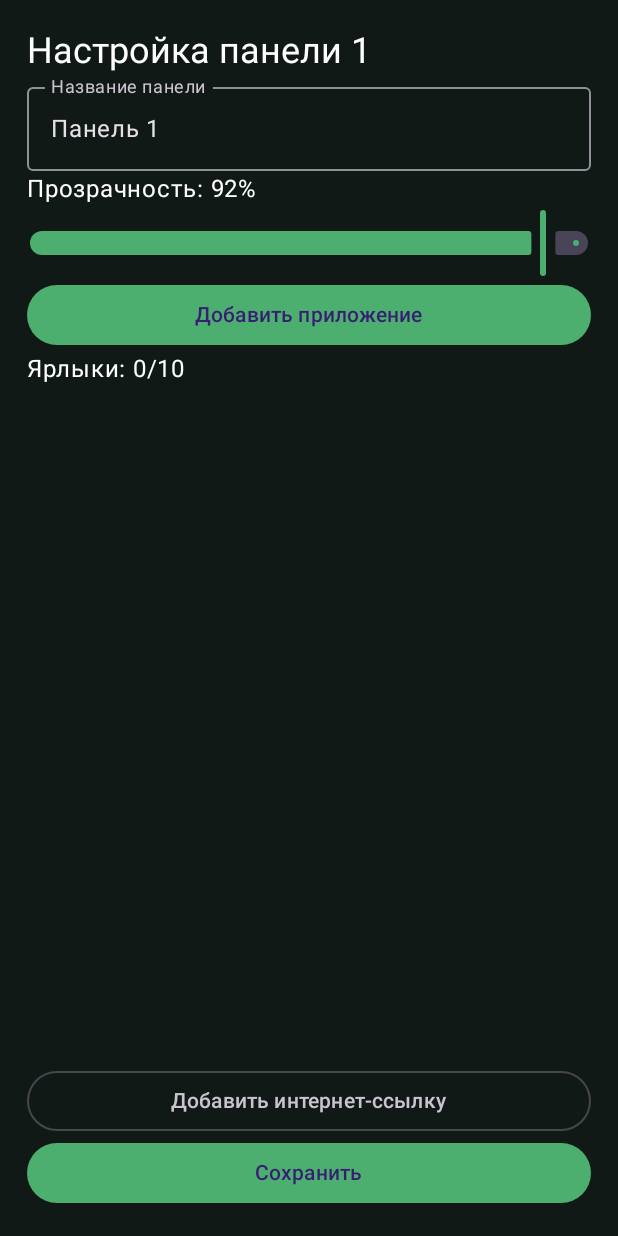
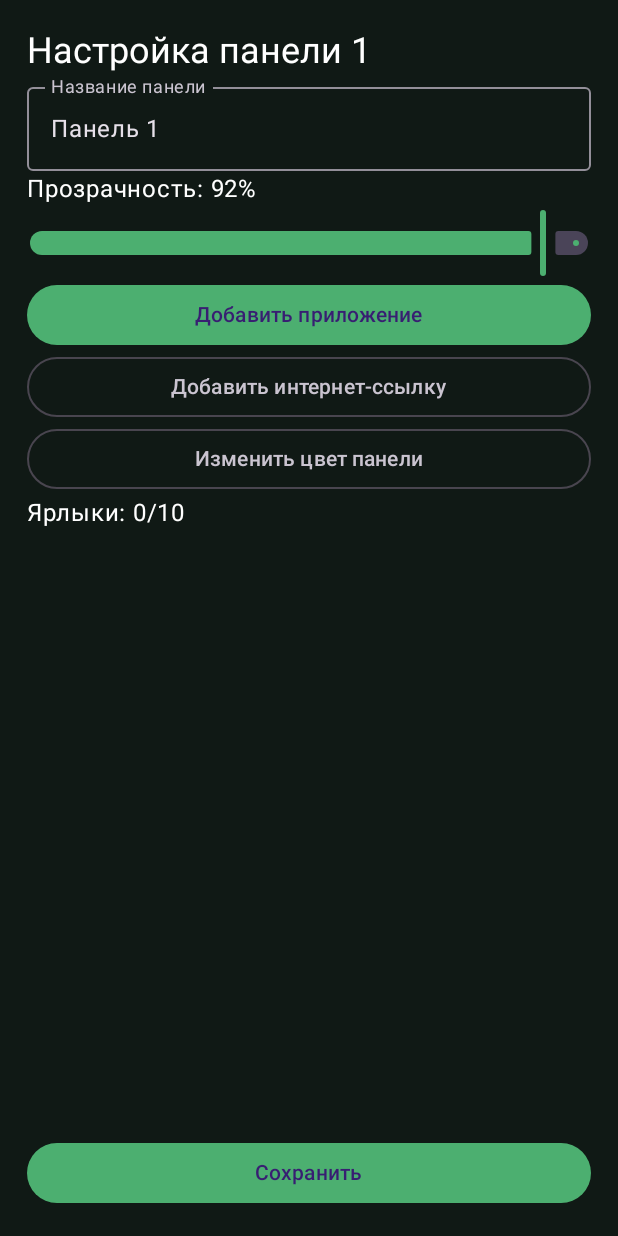
Before and after one commit to wwwmat/BokovayaPanel-Android, an Android app built with Jetpack Compose: the screen it shows after launch (MainActivity), after a tap on an icon or button, on a phone screen of 412 x 824 dp. Run offline under Robolectric (Android 15) with nearby library versions, the phone set to English and light mode, and no system bars.

Commit message:
Improve panel editor: links and panel color

```diff
--- a/app/src/main/java/com/wwwmat/bokovayapanel/MainActivity.kt
+++ b/app/src/main/java/com/wwwmat/bokovayapanel/MainActivity.kt
@@ -11,7 +11,6 @@ import androidx.compose.foundation.clickable
 import androidx.compose.foundation.layout.*
 import androidx.compose.foundation.lazy.LazyColumn
 import androidx.compose.foundation.lazy.items
-import androidx.compose.foundation.shape.RoundedCornerShape
 import androidx.compose.material.icons.Icons
 import androidx.compose.material.icons.filled.*
 import androidx.compose.material3.*
@@ -56,6 +55,8 @@ class MainActivity : ComponentActivity() {
         var title by remember { mutableStateOf(cfg.title) }
         var alpha by remember { mutableFloatStateOf(cfg.alpha.toFloat()) }
         var showApps by remember { mutableStateOf(false) }
+        var showUrl by remember { mutableStateOf(false) }
+        var url by remember { mutableStateOf("https://") }
         val pm=packageManager
         val apps=remember { pm.getInstalledApplications(0).filter { pm.getLaunchIntentForPackage(it.packageName)!=null && it.packageName!=packageName }.sortedBy { pm.getApplicationLabel(it).toString().lowercase() } }
         Column(Modifier.fillMaxSize().background(Color(0xFF101915)).padding(18.dp)) {
@@ -63,11 +64,12 @@ class MainActivity : ComponentActivity() {
             OutlinedTextField(title,{title=it},label={Text("Название панели")},modifier=Modifier.fillMaxWidth())
             Text("Прозрачность: ${alpha.toInt()}%",color=Color.White); Slider(alpha,{alpha=it},valueRange=0f..100f)
             Button(onClick={showApps=true},modifier=Modifier.fillMaxWidth()) { Text("Добавить приложение") }
+            OutlinedButton(onClick={showUrl=true},modifier=Modifier.fillMaxWidth()) { Text("Добавить интернет-ссылку") }
+            OutlinedButton(onClick={cfg=cfg.copy(color=when(cfg.color){0xEE17251F->0xEE172034;0xEE172034->0xEE24334A;else->0xEE17251F})},modifier=Modifier.fillMaxWidth()) { Text("Изменить цвет панели") }
             Text("Ярлыки: ${cfg.items.size}/10",color=Color.White)
             LazyColumn(Modifier.weight(1f)) {
                 items(cfg.items) { item -> Row(Modifier.fillMaxWidth().padding(8.dp),verticalAlignment=Alignment.CenterVertically) { Text(item.label,color=Color.White,modifier=Modifier.weight(1f)); IconButton(onClick={cfg=cfg.copy(items=cfg.items-item)}) { Icon(Icons.Default.Delete,null,tint=Color.White) } } }
             }
-            OutlinedButton(onClick={showApps=true},modifier=Modifier.fillMaxWidth()) { Text("Добавить интернет-ссылку") }
             Button(onClick={PanelData.write(this@MainActivity,index,cfg.copy(title=title,alpha=alpha.toInt()));close()},modifier=Modifier.fillMaxWidth()) { Text("Сохранить") }
             if(showApps) AlertDialog(onDismissRequest={showApps=false},title={Text("Выберите приложение")},text={
                 LazyColumn(Modifier.heightIn(max=420.dp)) { items(apps) { app -> val label=pm.getApplicationLabel(app).toString()
@@ -76,6 +78,9 @@ class MainActivity : ComponentActivity() {
                     }
                 } }
             },confirmButton={TextButton(onClick={showApps=false}){Text("Готово")}})
+            if(showUrl) AlertDialog(onDismissRequest={showUrl=false},title={Text("Интернет-ссылка")},text={OutlinedTextField(url,{url=it},label={Text("Адрес сайта")})},confirmButton={
+                TextButton(onClick={ if(cfg.items.size<10 && url.startsWith("http")) cfg=cfg.copy(items=cfg.items+PanelItem(url,url,true)); showUrl=false }) { Text("Добавить") }
+            },dismissButton={TextButton(onClick={showUrl=false}){Text("Отмена")}})
         }
     }
 }
```
